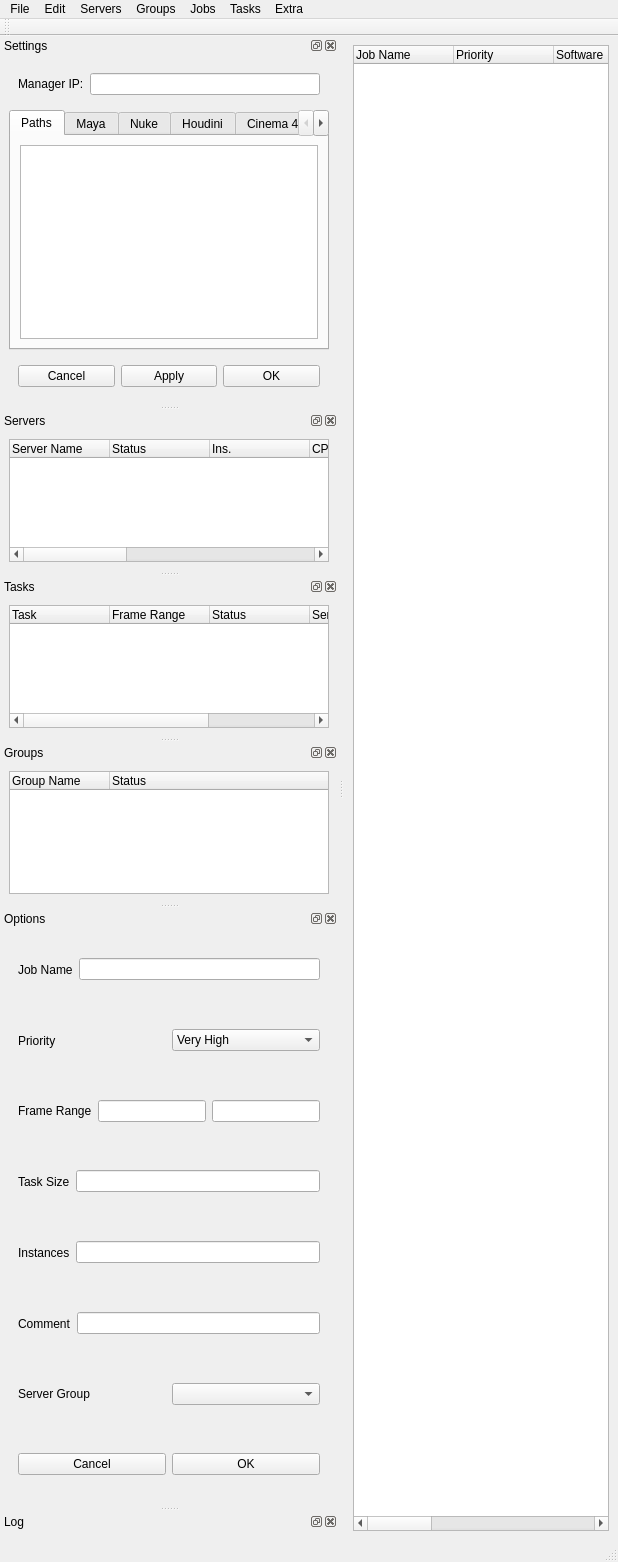
Qt form src/monitor/ui/main.ui (fcocc77/cats_farm) before a commit.
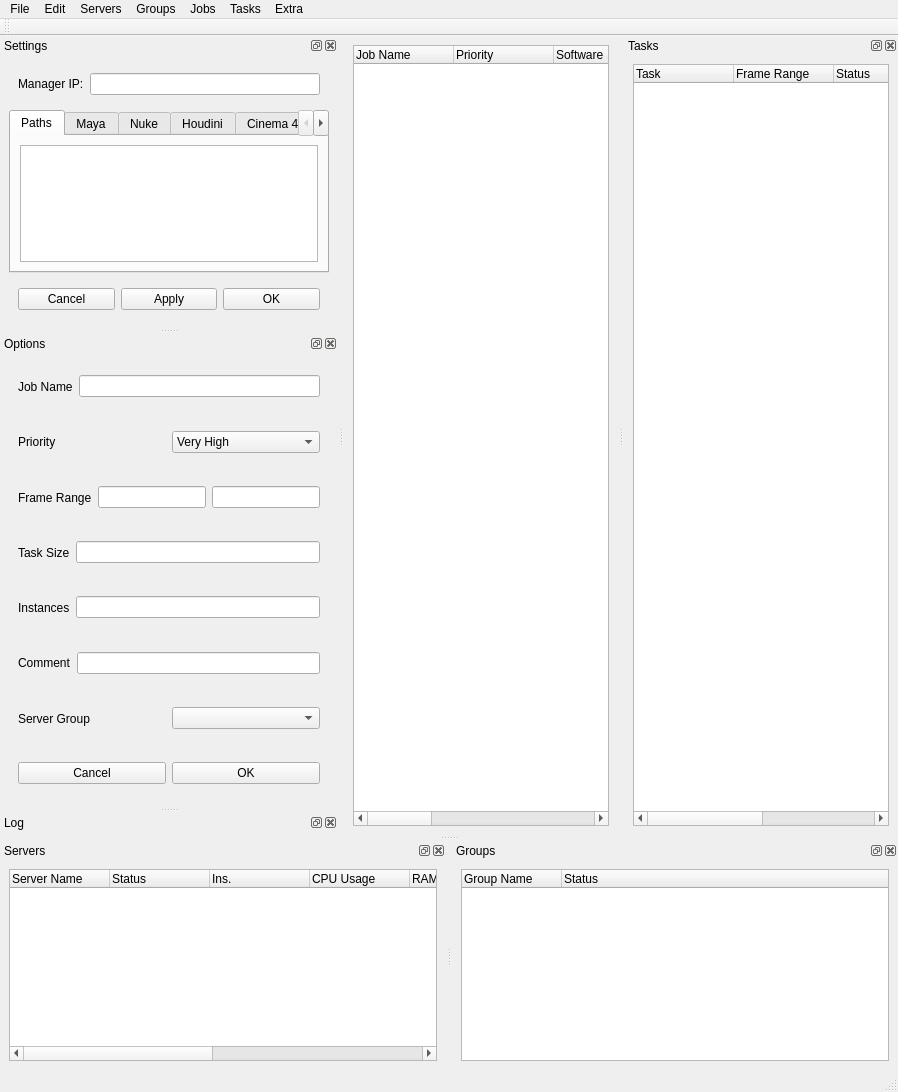
The same form after that commit.

```diff
--- a/src/monitor/ui/main.ui
+++ b/src/monitor/ui/main.ui
@@ -261,8 +261,9 @@
         <string>Servers</string>
     </property>
     <attribute name="dockWidgetArea">
-        <number>1</number>
+        <number>8</number>
     </attribute>
+    <!-- -->
     <widget class="QWidget" name="dockWidgetContents">
         <layout class="QVBoxLayout" name="verticalLayout_2">
             <item>
@@ -322,8 +323,9 @@
         <string>Tasks</string>
     </property>
     <attribute name="dockWidgetArea">
-        <number>1</number>
+        <number>2</number>
     </attribute>
+    <!-- -->
     <widget class="QWidget" name="dockWidgetContents">
         <layout class="QVBoxLayout" name="verticalLayout_2">
             <item>
@@ -353,8 +355,6 @@
         <string notr="true">Time</string>
     </property>
 </column>
-
-
                 </widget>
             </item>
         </layout>
@@ -365,8 +365,9 @@
         <string>Groups</string>
     </property>
     <attribute name="dockWidgetArea">
-        <number>1</number>
+        <number>8</number>
     </attribute>
+    <!-- -->
     <widget class="QWidget" name="dockWidgetContents">
         <layout class="QVBoxLayout" name="verticalLayout_2">
             <item>
@@ -381,8 +382,6 @@
         <string notr="true">Status</string>
     </property>
 </column>
-
-
                 </widget>
             </item>
         </layout>
@@ -399,7 +398,7 @@
     <widget class="QWidget" name="dockWidgetContents">
         <layout class="QVBoxLayout" name="verticalLayout">
             <item>
-                <widget class="QWidget" name="widget" native="true">
+                <widget class="QWidget" name="opt_job_name_widget" native="true">
                     <layout class="QHBoxLayout" name="horizontalLayout_2">
                         <item>
                             <widget class="QLabel" name="label">
@@ -415,7 +414,7 @@
                 </widget>
             </item>
             <item>
-                <widget class="QWidget" name="widget_2" native="true">
+                <widget class="QWidget" name="opt_priority_widget" native="true">
                     <layout class="QHBoxLayout" name="horizontalLayout_3">
                         <item>
                             <widget class="QLabel" name="label_2">
```
Left out of the diff: 9 changed lines with no effect on the pictures.
